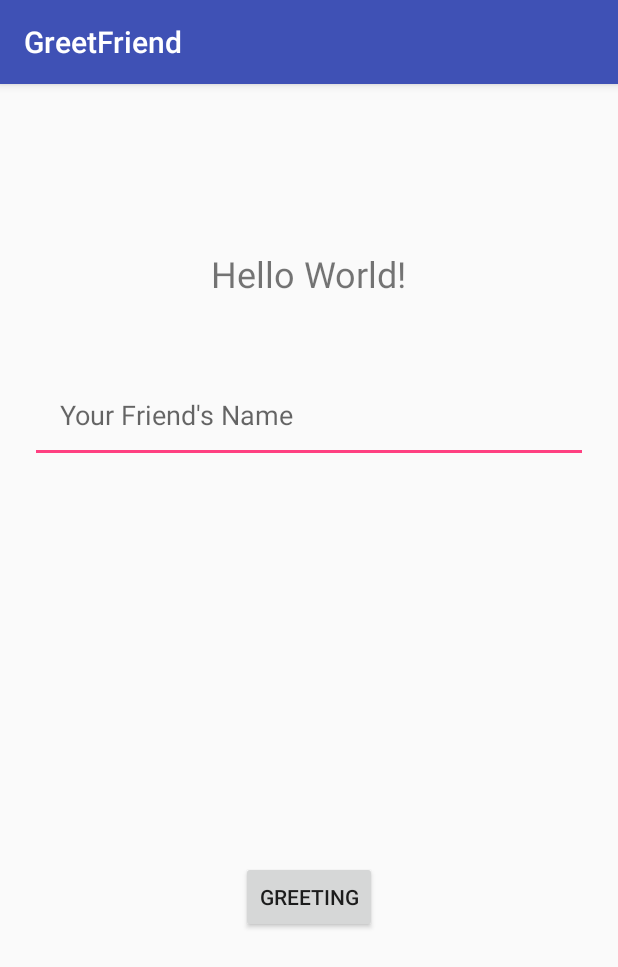
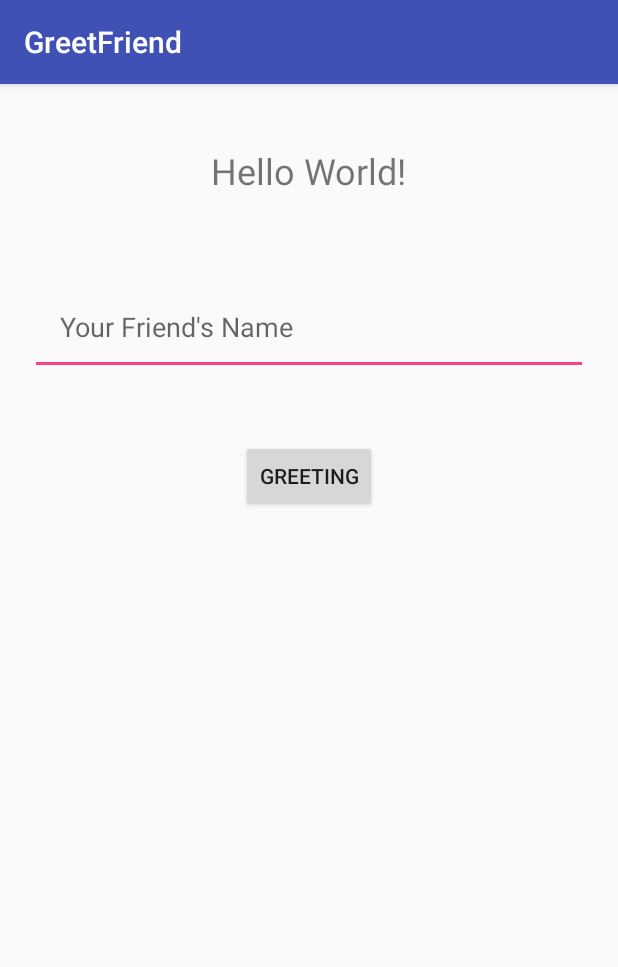
Before and after one commit to RajeshRaoBN/AndroidHKUSTEdxCOMP107x, an Android app: the screen it shows after launch (MainActivity), on a phone screen of 412 x 824 dp. Shown: the top 967 px of the screen. Run offline under Robolectric (Android 15) with nearby library versions, the phone set to English and light mode, and no system bars.

Commit message:
Inter7/5/18

```diff
--- a/GreetFriend/app/src/main/res/layout/activity_main.xml
+++ b/GreetFriend/app/src/main/res/layout/activity_main.xml
@@ -13,7 +13,7 @@
         android:layout_height="wrap_content"
         android:layout_alignParentTop="true"
         android:layout_centerHorizontal="true"
-        android:layout_marginTop="90dp"
+        android:layout_marginTop="21dp"
         android:text="Hello World!"
         android:textSize="24sp"
         app:layout_constraintBottom_toBottomOf="parent"
@@ -27,7 +27,7 @@
         android:layout_height="wrap_content"
         android:layout_alignParentTop="true"
         android:layout_centerHorizontal="true"
-        android:layout_marginTop="168dp"
+        android:layout_marginTop="109dp"
         android:ems="10"
         android:hint="Your Friend's Name"
         android:inputType="textPersonName"
@@ -37,9 +37,10 @@
         android:id="@+id/greetbutton"
         android:layout_width="wrap_content"
         android:layout_height="wrap_content"
-        android:layout_alignParentBottom="true"
+        android:layout_alignParentTop="true"
         android:layout_centerHorizontal="true"
-        android:layout_marginBottom="182dp"
+        android:layout_marginTop="217dp"
+        android:onClick="changeGreetings"
         android:text="Greeting" />
 
 </RelativeLayout>
```
Also changed, not shown: GreetFriend/app/src/main/java/hk/ust/cse/comp107x/greetfriend/MainActivity.java (+25 -0 lines).
